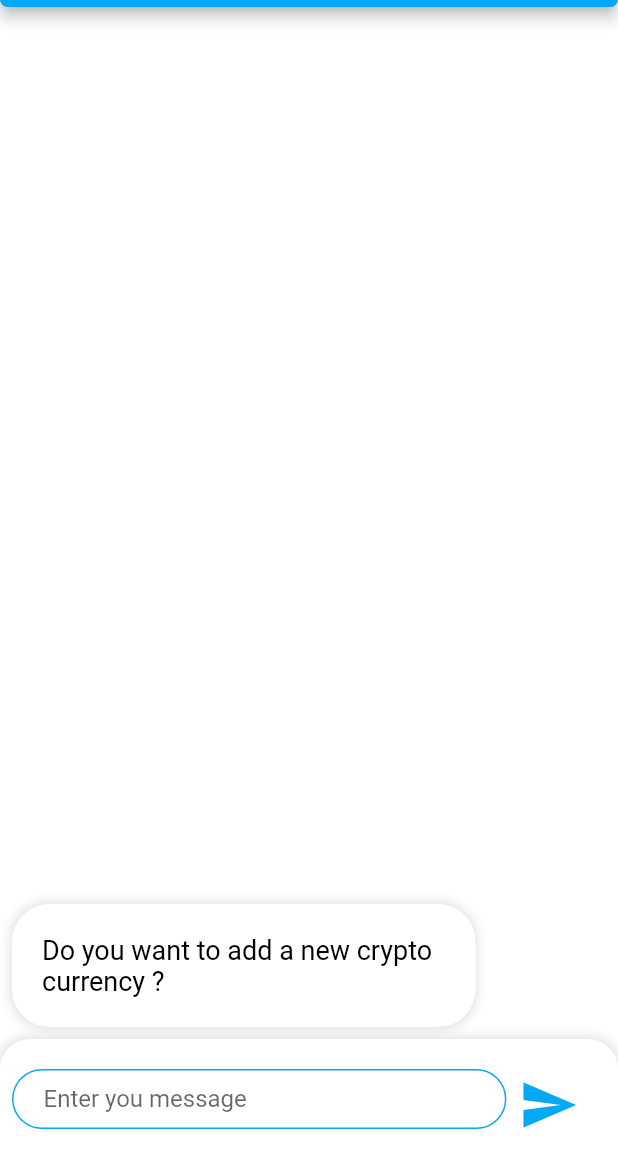
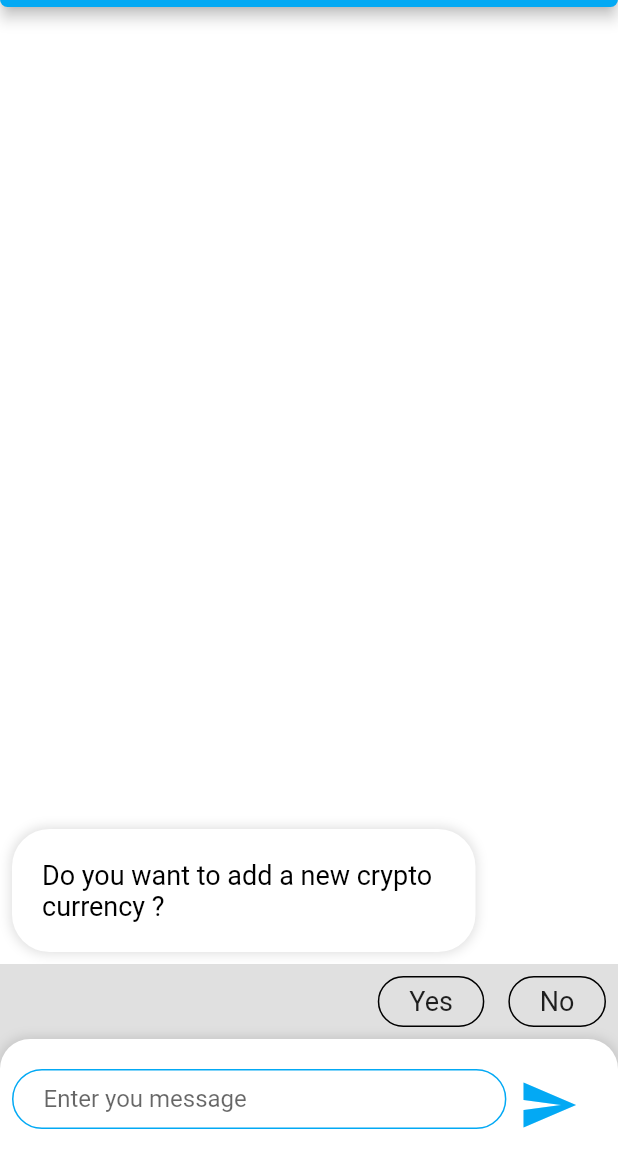
Before and after one commit to amaljoe/cryptocurrency_tracker_flutter, a Flutter app: the CurrencyPage screen opened by its route, on a phone screen of 412 x 824 dp, the part 77-1236 px from its top. Run offline on Flutter 3.47's test engine with Material 2 defaults, Android fonts, the phone set to English and light mode, and no system bars; our stand-ins replace google_fonts, modal_progress_hud; network calls fail.

Commit message:
Code suggestion done

```diff
--- /dev/null
+++ b/lib/components/suggestion_item.dart
@@ -0,0 +1,33 @@
+import 'package:cryptocurrency_tracker_flutter/utilities/constants.dart';
+import 'package:flutter/material.dart';
+
+class SuggestionItem extends StatelessWidget {
+  final String text;
+  final Function onPressed;
+
+  SuggestionItem({this.text, this.onPressed});
+
+  @override
+  Widget build(BuildContext context) {
+    return GestureDetector(
+      onTap: onPressed,
+      child: Padding(
+        padding: const EdgeInsets.all(8.0),
+        child: Container(
+          alignment: Alignment.center,
+          padding: EdgeInsets.symmetric(horizontal: 20),
+          child: Text(
+            text,
+            style: kChatTextStyle,
+          ),
+          decoration: BoxDecoration(
+            border: Border.all(),
+            borderRadius: BorderRadius.all(
+              Radius.circular(20),
+            ),
+          ),
+        ),
+      ),
+    );
+  }
+}
--- a/lib/screens/currency_page.dart
+++ b/lib/screens/currency_page.dart
@@ -1,6 +1,8 @@
 import 'package:cryptocurrency_tracker_flutter/components/bottom_chat.dart';
 import 'package:cryptocurrency_tracker_flutter/components/chat_message.dart';
+import 'package:cryptocurrency_tracker_flutter/components/suggestion_item.dart';
 import 'package:cryptocurrency_tracker_flutter/utilities/chat_brain.dart';
+import 'package:cryptocurrency_tracker_flutter/utilities/tracker_brain.dart';
 import 'package:flutter/material.dart';
 import 'package:cryptocurrency_tracker_flutter/utilities/constants.dart';
 
@@ -14,8 +16,14 @@ class _CurrencyPageState extends State<CurrencyPage> {
   List<ChatMessage> chatMessages = [];
   String enteredText;
   TextEditingController messageController = TextEditingController();
-  ChatBrain chatBrain = ChatBrain();
+  ChatBrain chatBrain;
 
+  void initState() {
+    super.initState();
+    chatBrain = ChatBrain(onEnd: () {
+      Navigator.pop(context);
+    });
+  }
 
   @override
   Widget build(BuildContext context) {
@@ -50,6 +58,44 @@ class _CurrencyPageState extends State<CurrencyPage> {
             },
           ),
         ),
+        Stack(
+          alignment: Alignment.bottomCenter,
+          children: [
+            Container(
+              color: Colors.black12,
+              height: 130,
+              child: Column(
+                children: [
+                  Expanded(
+                    child: ListView.builder(
+                      reverse: true,
+                      scrollDirection: Axis.horizontal,
+                      itemCount: chatBrain.getSuggestions().length,
+                      itemBuilder: (context, index) {
+                        return SuggestionItem(
+                          text: chatBrain
+                              .getSuggestions()
+                              .reversed
+                              .elementAt(index),
+                          onPressed: () {
+                            setState(() {
+                              enteredText = chatBrain
+                                  .getSuggestions()
+                                  .reversed
+                                  .elementAt(index);
+                              chatBrain.handleMessage(enteredText);
+                            });
+                          },
+                        );
+                      },
+                    ),
+                  ),
+                  Container(
+                    height: 80,
+                  ),
+                ],
+              ),
+            ),
             BottomChat(
               controller: messageController,
               onPressed: () {
@@ -62,6 +108,8 @@ class _CurrencyPageState extends State<CurrencyPage> {
                 enteredText = value;
               },
             ),
+          ],
+        )
       ]),
     );
   }
--- a/lib/utilities/chat_brain.dart
+++ b/lib/utilities/chat_brain.dart
@@ -5,6 +5,7 @@ import 'package:cryptocurrency_tracker_flutter/components/chat_message.dart';
 import 'package:flutter/material.dart';
 
 class ChatBrain {
+  final Function onEnd;
   Question question = Question.add;
   String message;
   String cryptoCurrency;
@@ -15,6 +16,8 @@ class ChatBrain {
       messageType: MessageType.you,
     )
   ];
+
+  ChatBrain({@required this.onEnd});
 
   void addCrypto() {
     if (message.toLowerCase() == 'yes') {
@@ -34,6 +37,8 @@ class ChatBrain {
           messageType: MessageType.you,
         ),
       );
+      question = Question.nil;
+      onEnd();
     } else {
       chatMessages.insert(
         0,
@@ -109,6 +114,19 @@ class ChatBrain {
         cryptoCurrency: cryptoCurrency, fiatCurrency: fiatCurrency));
   }
 
+  List<String> getSuggestions() {
+    switch (question) {
+      case Question.add:
+        return TrackerBrain.yesOrNo;
+      case Question.crypto:
+        return TrackerBrain.cryptoCurrencies;
+      case Question.fiat:
+        return TrackerBrain.fiatCurrencies;
+      default:
+        return [];
+    }
+  }
+
   void handleMessage(String message) {
     if (message == null || message == '') {
       return;
--- a/lib/utilities/constants.dart
+++ b/lib/utilities/constants.dart
@@ -24,4 +24,4 @@ final kBoxShadow = [
 
 enum MessageType { me, you }
 
-enum Question { add, crypto, fiat }
+enum Question { add, crypto, fiat, nil }
--- a/lib/utilities/networking.dart
+++ b/lib/utilities/networking.dart
@@ -4,7 +4,7 @@ import 'package:cryptocurrency_tracker_flutter/utilities/tracker_item.dart';
 import 'package:http/http.dart' as http;
 
 const String url = 'https://rest.coinapi.io/v1/exchangerate';
-const String apiKey = 'F37A1457-5EA1-427D-A95B-0F9CDCA02C67';
+const String apiKey = '47E2B57C-0DCF-4626-85F1-7E1308B9634E';
 
 class NetworkHelper {
   static Future<void> getConversion(List<TrackerItem> trackerItems) async {
--- a/lib/utilities/tracker_brain.dart
+++ b/lib/utilities/tracker_brain.dart
@@ -2,12 +2,10 @@ import 'tracker_item.dart';
 
 class TrackerBrain {
   static List<TrackerItem> trackerItems = [
-    TrackerItem(id: 1, cryptoCurrency: 'ETH', fiatCurrency: 'USD'),
-    TrackerItem(id: 2, cryptoCurrency: 'NEO', fiatCurrency: 'NZD'),
-    TrackerItem(id: 3, cryptoCurrency: 'PIE', fiatCurrency: 'INR'),
-    TrackerItem(id: 4, cryptoCurrency: 'ETH', fiatCurrency: 'USD'),
-    TrackerItem(id: 5, cryptoCurrency: 'ETH', fiatCurrency: 'USD'),
+    TrackerItem(id: 1, cryptoCurrency: 'PIE', fiatCurrency: 'INR'),
+    TrackerItem(id: 2, cryptoCurrency: 'BTC', fiatCurrency: 'USD'),
   ];
   static List<String> cryptoCurrencies = ['BTC', 'ETH', 'NEO', 'PIE'];
   static List<String> fiatCurrencies = ['INR', 'USD', 'EUR', 'NZD'];
+  static List<String> yesOrNo = ['Yes', 'No'];
 }
```
Lines whose indentation alone changed are shown as unchanged.
